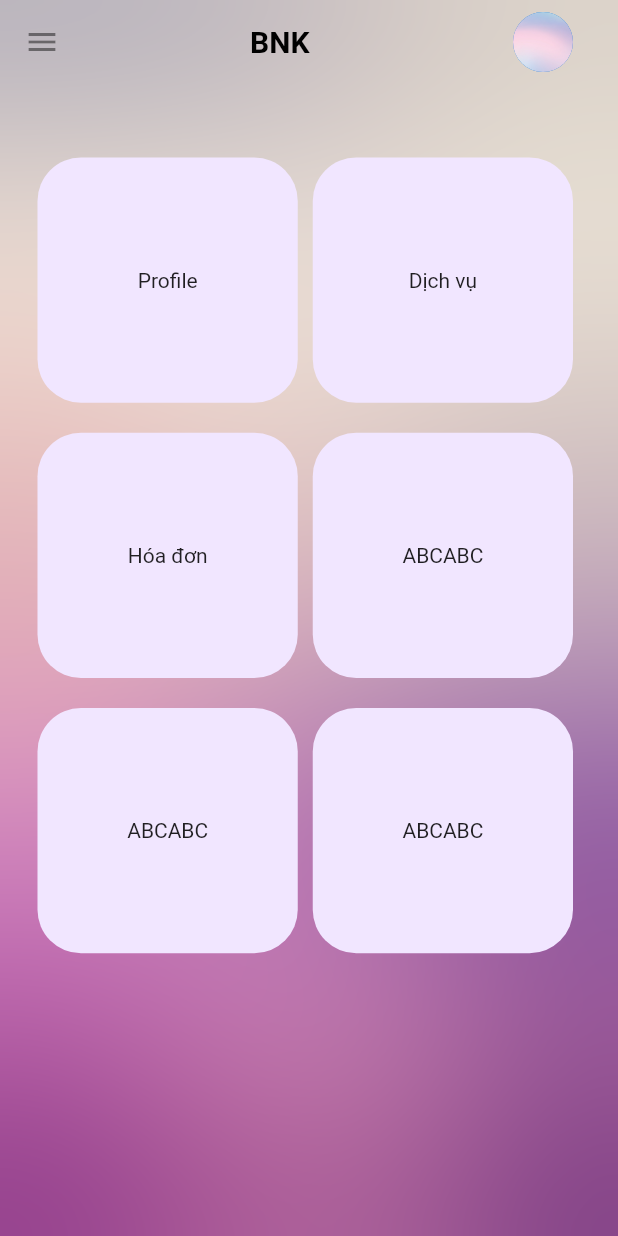
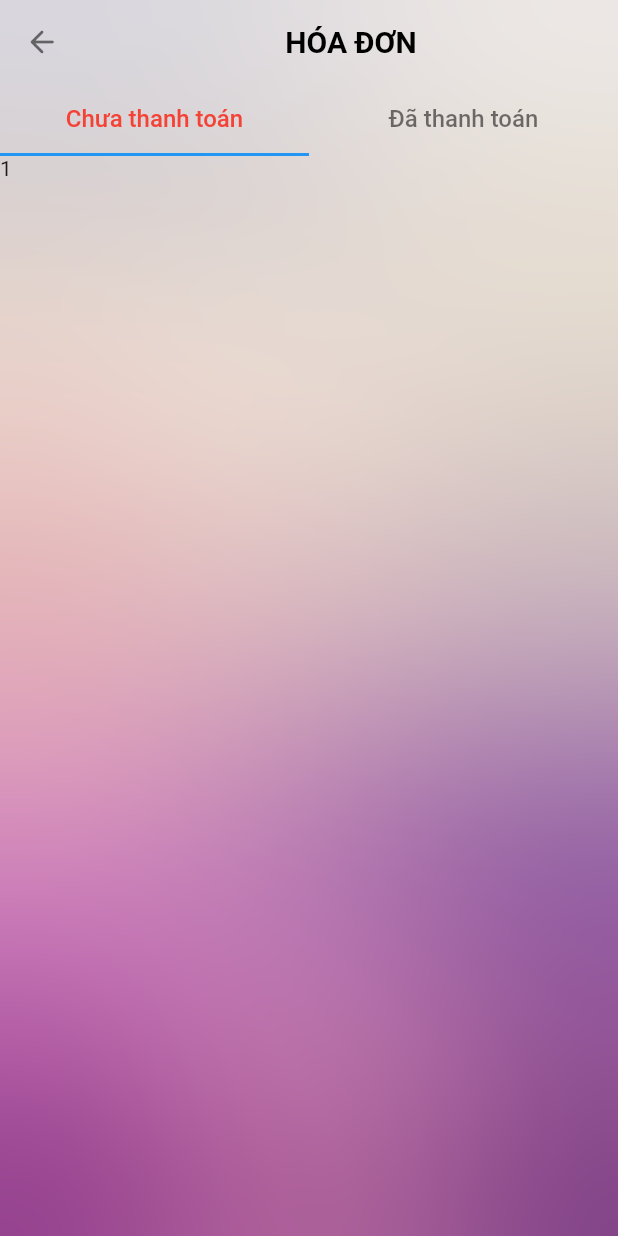
Before and after one commit to giang99n/demo-project-bnk, a Flutter app: the BuildHomeScreen screen opened directly, after a tap on "Hóa đơn", on a phone screen of 412 x 824 dp. Run offline on Flutter 3.47's test engine with Material 2 defaults, Android fonts, the phone set to English and light mode, and no system bars; our stand-ins replace bloc, dio, equatable, flutter_bloc, flutter_svg, fluttertoast and 2 more; accounts and stored records are empty; network calls fail.

Commit message:
bill screen

```diff
--- a/lib/blocs/bill_paid/bill_bloc.dart
+++ b/lib/blocs/bill_paid/bill_bloc.dart
@@ -1,4 +1,4 @@
-import 'package:demo_manager/models/get_bill_paid_res.dart';
+import 'package:demo_manager/models/bill_res.dart';
 import 'package:demo_manager/network/apis.dart';
 import 'package:equatable/equatable.dart';
 import 'package:shared_preferences/shared_preferences.dart';
@@ -21,7 +21,7 @@ class BillBloc extends Bloc<BillEvents, BillState> {
       var data = await apiRepository.getPaidBill(token);
       if(data !=null){
         if(data!.status== 1){
-          yield BillLoadedState( billPaid:data );
+          yield BillLoadedState( bill:data );
         }else if(data.status == 0){
           //
         }
--- a/lib/blocs/bill_paid/bill_state.dart
+++ b/lib/blocs/bill_paid/bill_state.dart
@@ -12,10 +12,10 @@ class BillInitState extends BillState{}
 class BillLoadingState extends BillState{}
 class BillErrorState extends BillState{}
 class BillLoadedState extends BillState{
-  final BillPaid billPaid;
+  final BillResponse bill;
 
-  BillLoadedState({required this.billPaid});
+  BillLoadedState({required this.bill});
 
   @override
-  List<Object> get props => [billPaid];
+  List<Object> get props => [bill];
 }
--- a/lib/configs/constants.dart
+++ b/lib/configs/constants.dart
@@ -1,8 +1,8 @@
 class AppConstants {
   AppConstants._();
   static const String apiKey="";
-  static const String baseUrl="http://192.168.0.65:5000/api/v1/";
- // static const String baseUrl="http://192.168.0.46:5000/api/v1/";
+//  static const String baseUrl="http://192.168.0.65:5000/api/v1/";
+  static const String baseUrl="http://192.168.0.176:5000/api/v1/";
 
   // Dio
   static const int receiveTimeout = 10000;
--- a/lib/models/get_bill_paid_res.dart
+++ b/lib/models/bill_res.dart
@@ -1,11 +1,12 @@
+
 import 'dart:convert';
 
-BillPaid billPaidFromJson(String str) => BillPaid.fromJson(json.decode(str));
+BillResponse billResponseFromJson(String str) => BillResponse.fromJson(json.decode(str));
 
-String billPaidToJson(BillPaid data) => json.encode(data.toJson());
+String billResponseToJson(BillResponse data) => json.encode(data.toJson());
 
-class BillPaid {
-  BillPaid({
+class BillResponse {
+  BillResponse({
     this.result,
     this.status,
   });
@@ -13,7 +14,7 @@ class BillPaid {
   List<Result>? result;
   int? status;
 
-  factory BillPaid.fromJson(Map<String, dynamic> json) => BillPaid(
+  factory BillResponse.fromJson(Map<String, dynamic> json) => BillResponse(
     result: List<Result>.from(json["result"].map((x) => Result.fromJson(x))),
     status: json["status"],
   );
@@ -27,6 +28,7 @@ class BillPaid {
 class Result {
   Result({
     this.electricityBill,
+    this.isPaid,
     this.service,
     this.time,
     this.total,
@@ -34,6 +36,7 @@ class Result {
   });
 
   String? electricityBill;
+  bool? isPaid;
   String? service;
   String? time;
   String? total;
@@ -41,6 +44,7 @@ class Result {
 
   factory Result.fromJson(Map<String, dynamic> json) => Result(
     electricityBill: json["electricity_bill"],
+    isPaid: json["is_paid"],
     service: json["service"],
     time: json["time"],
     total: json["total"],
@@ -49,6 +53,7 @@ class Result {
 
   Map<String, dynamic> toJson() => {
     "electricity_bill": electricityBill,
+    "is_paid": isPaid,
     "service": service,
     "time": time,
     "total": total,
--- a/lib/models/get_bill_unpaid_res.dart
+++ /dev/null
@@ -1,53 +0,0 @@
-// To parse this JSON data, do
-//
-//     final billUnpaid = billUnpaidFromJson(jsonString);
-
-import 'dart:convert';
-
-BillUnpaid billUnpaidFromJson(String str) => BillUnpaid.fromJson(json.decode(str));
-
-String billUnpaidToJson(BillUnpaid data) => json.encode(data.toJson());
-
-class BillUnpaid {
-  BillUnpaid({
-    this.result,
-    this.status,
-  });
-
-  List<Result>? result;
-  int? status;
-
-  factory BillUnpaid.fromJson(Map<String, dynamic> json) => BillUnpaid(
-    result: List<Result>.from(json["result"].map((x) => Result.fromJson(x))),
-    status: json["status"],
-  );
-
-  Map<String, dynamic> toJson() => {
-    "result": List<dynamic>.from(result!.map((x) => x.toJson())),
-    "status": status,
-  };
-}
-
-class Result {
-  Result({
-    this.content,
-    this.time,
-    this.total,
-  });
-
-  String? content;
-  String? time;
-  String? total;
-
-  factory Result.fromJson(Map<String, dynamic> json) => Result(
-    content: json["content"],
-    time: json["time"],
-    total: json["total"],
-  );
-
-  Map<String, dynamic> toJson() => {
-    "content": content,
-    "time": time,
-    "total": total,
-  };
-}
--- /dev/null
+++ b/lib/ui/screens/home/bill/bill_screen.dart
@@ -0,0 +1,222 @@
+import 'dart:ui';
+
+import 'package:demo_manager/blocs/bill_paid/bill_bloc.dart';
+import 'package:demo_manager/configs/constants.dart';
+import 'package:demo_manager/models/bill_res.dart';
+import 'package:flutter/material.dart';
+import 'package:flutter_bloc/flutter_bloc.dart';
+
+class BillScreen extends StatelessWidget {
+  const BillScreen({Key? key}) : super(key: key);
+
+  @override
+  Widget build(BuildContext context) {
+    return MultiBlocProvider(
+        providers: [
+          BlocProvider<BillBloc>(
+              create: (_) => BillBloc()..add(BillEventStated())),
+        ],
+        child: Scaffold(
+          //extendBodyBehindAppBar: true,
+          appBar: AppBar(
+            backgroundColor: Colors.transparent,
+            elevation: 0,
+            leading: IconButton(
+              onPressed: () => Navigator.of(context).pop(true),
+              icon: const Icon(Icons.arrow_back_rounded),
+              color: Colors.black54,
+            ),
+            title: Center(
+              child: Text(
+                'Hóa đơn'.toUpperCase(),
+                style: Theme.of(context).textTheme.caption!.copyWith(
+                      color: Colors.black,
+                      fontSize: 20,
+                      fontWeight: FontWeight.bold,
+                    ),
+              ),
+            ),
+          ),
+          body: BuildBillBody(),
+        ));
+  }
+}
+
+class BuildBillBody extends StatefulWidget {
+  @override
+  _BuildBillBodyState createState() => _BuildBillBodyState();
+}
+
+class _BuildBillBodyState extends State<BuildBillBody>
+    with SingleTickerProviderStateMixin {
+  TabController? _tabController;
+
+  @override
+  void initState() {
+    _tabController = new TabController(length: 2, vsync: this);
+    super.initState();
+  }
+
+  @override
+  Widget build(BuildContext context) {
+    Size size = MediaQuery.of(context).size;
+    return Container(
+      constraints: BoxConstraints.expand(),
+      decoration: BoxDecoration(
+        image: DecorationImage(
+          image: AssetImage("assets/images/bg1.jpg"),
+          fit: BoxFit.cover,
+        ),
+      ),
+      width: size.width,
+      child: BackdropFilter(
+        filter: ImageFilter.blur(sigmaX: 80, sigmaY: 80),
+        child: Column(
+          children: [
+            TabBar(
+              unselectedLabelColor: Colors.black54,
+              labelColor: Colors.red,
+              tabs: [
+                Tab(
+                  child: Text(
+                    "Chưa thanh toán",
+                    style: TextStyle(fontSize: 16),
+                    overflow: TextOverflow.ellipsis,
+                    maxLines: 1,
+                  ),
+                ),
+                Tab(
+                  child: Text(
+                    "Đã thanh toán",
+                    style: TextStyle(fontSize: 16),
+                  ),
+                ),
+              ],
+              controller: _tabController,
+              indicatorSize: TabBarIndicatorSize.tab,
+            ),
+            Expanded(
+              child: TabBarView(
+                children: [
+                  _billUnpaid(context),
+                  _billPaid(context),
+                ],
+                controller: _tabController,
+              ),
+            ),
+          ],
+        ),
+      ),
+    );
+  }
+
+  Widget _billUnpaid(BuildContext context) {
+    return Container(
+      child: Text('1'),
+    );
+  }
+
+  Widget _billPaid(BuildContext context) {
+    Size size = MediaQuery.of(context).size;
+    BillResponse billResponse;
+    return Container(
+      margin: const EdgeInsets.only(top: 10),
+      child: BlocBuilder<BillBloc, BillState>(builder: (context, state) {
+        if (state is BillLoadingState) {
+          return Container(
+            alignment: Alignment.topCenter,
+              height: size.height*0.18,
+              child: const CircularProgressIndicator()
+          );
+        } else if (state is BillLoadedState) {
+          billResponse = state.bill;
+          List<Result>? billPaid = billResponse.result!.where((item) => item.isPaid==true).toList();
+
+          void showDialog(int index) {
+            showGeneralDialog(
+              barrierLabel: "Barrier",
+              barrierDismissible: true,
+              barrierColor: Colors.black.withOpacity(0.5),
+              transitionDuration: Duration(milliseconds: 500),
+              context: context,
+              pageBuilder: (_, __, ___) {
+                return Align(
+                  alignment: Alignment.center,
+                  child: Container(
+                    height: size.height*0.5,
+                    margin: EdgeInsets.only( left: 12, right: 12),
+                    decoration: BoxDecoration(
+                      color: Colors.white,
+                      borderRadius: BorderRadius.circular(40),
+                    ),
+                    child: Column(
+                      mainAxisAlignment: MainAxisAlignment.spaceBetween,
+                      children: [
+                        SizedBox(height: 8,),
+                        Text( "Thời gian: "+ billPaid[index].time.toString(),style: TextStyle(fontSize: 18, color: Colors.black), ),
+                        Container(
+                          alignment: Alignment.center,
+                          child:Column(
+                            mainAxisAlignment: MainAxisAlignment.center,
+                            crossAxisAlignment: CrossAxisAlignment.start,
+                            children: [
+                              Text( "Tiền điện: "+ billPaid[index].electricityBill.toString(),style: TextStyle(fontSize: 16)),
+                              SizedBox(height: 8,),
+                              Text( "Tiền nước: "+ billPaid[index].electricityBill.toString(),style: TextStyle(fontSize: 16)),
+                              SizedBox(height: 8,),
+                              Text( "Tiền dịch vụ: "+ billPaid[index].service.toString(),style: TextStyle(fontSize: 16)),
+
+                            ],
+                          )
+                        ),
+                        Text( "Tổng: "+ billPaid[index].total.toString(),style: TextStyle(fontSize: 18, color: Colors.black),),
+                        SizedBox(height: 8,),
+                      ],
+                    ),
+                  ),
+                );
+              },
+              transitionBuilder: (_, anim, __, child) {
+                return SlideTransition(
+                  position: Tween(begin: Offset(0, 1), end: Offset(0, 0)).animate(anim),
+                  child: child,
+                );
+              },
+            );
+          }
+          return Container(
+              alignment: Alignment.center,
+              child: ListView.builder(
+                itemBuilder: (BuildContext buildContext, int index) {
+                  return Padding(
+                    padding: const EdgeInsets.fromLTRB(5, 0, 5, 0),
+                    child: Card(
+                      child: ListTile(
+                        onTap: (){
+                          showDialog(index);
+                        },
+                        title: Text(billPaid[index].time.toString()),
+                        subtitle: Text(
+                            "Tổng:"+billPaid[index].total.toString(),
+                            style: TextStyle(fontSize: 18, fontWeight: FontWeight.bold)),
+                        leading: Icon(Icons.list_alt_rounded),
+                        trailing: Icon(Icons.chevron_right),
+                      ),
+                    ),
+                  );
+
+                },
+                itemCount: billPaid.length,
+              ),
+
+
+          );
+        } else {
+          return Container();
+        }
+
+      }),
+    );
+  }
+
+}
--- a/lib/ui/screens/home/home_screen.dart
+++ b/lib/ui/screens/home/home_screen.dart
@@ -4,6 +4,7 @@ import 'package:demo_manager/blocs/profile/profile_bloc.dart';
 import 'package:demo_manager/configs/colors.dart';
 import 'package:demo_manager/models/get_user_res.dart';
 import 'package:demo_manager/network/apis.dart';
+import 'package:demo_manager/ui/screens/home/bill/bill_screen.dart';
 import 'package:flutter/material.dart';
 import 'package:flutter_bloc/flutter_bloc.dart';
 import 'package:shared_preferences/shared_preferences.dart';
@@ -74,9 +75,9 @@ class _BuildHomeScreenState extends State<BuildHomeScreen> {
   }
 
   _buildBody(BuildContext context) {
-
     GetUserResponse userResponse;
     Size size = MediaQuery.of(context).size;
+
     final getProfile = BlocBuilder<ProfileBloc, ProfileState>(builder: (context, state) {
       if (state is ProfileLoadingState){
         return const CircularProgressIndicator();
@@ -102,6 +103,7 @@ class _BuildHomeScreenState extends State<BuildHomeScreen> {
         return Container( child: Text("Profile"));
       }
     });
+
     return Container(
         constraints: BoxConstraints.expand(),
         decoration: BoxDecoration(
@@ -153,7 +155,12 @@ class _BuildHomeScreenState extends State<BuildHomeScreen> {
                       ),
                     ),
                     GestureDetector(
-                      onTap: (){},
+                      onTap: (){
+                        Navigator.push(
+                          context,
+                          MaterialPageRoute(builder: (context) => BillScreen()),
+                        );
+                      },
                       child: Container(
                         margin: EdgeInsets.symmetric(vertical: 5),
                         padding:
```
Also changed, not shown: lib/blocs/bull_unpaid/bill_unpaid_bloc.dart (deleted, +0 -34 lines), lib/blocs/bull_unpaid/bill_unpaid_events.dart (deleted, +0 -13 lines), lib/blocs/bull_unpaid/bill_unpaid_state.dart (deleted, +0 -21 lines), lib/network/apis.dart (+6 -24 lines).
